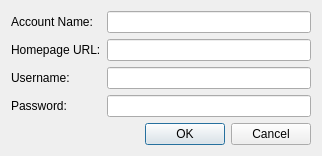
The window that resources/sugarcrm/sugarconfigdialog.ui (KDAB/FatCRM) describes before a commit, drawn with Qt 5.
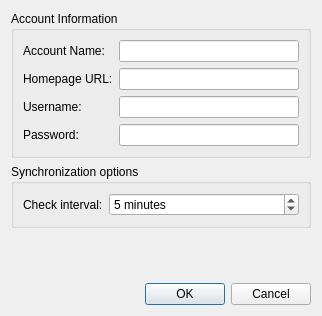
The same window after the commit.

Commit message:
Move sync-interval config to the resource config dialog
(like we do in the IMAP resource)

This de-clutters the GUI a bit, we don't need this per-folder and always-visible.

```diff
--- a/resources/sugarcrm/sugarconfigdialog.ui
+++ b/resources/sugarcrm/sugarconfigdialog.ui
@@ -7,7 +7,7 @@
     <x>0</x>
     <y>0</y>
     <width>322</width>
-    <height>151</height>
+    <height>316</height>
    </rect>
   </property>
   <property name="windowTitle">
@@ -15,6 +15,10 @@
   </property>
   <layout class="QVBoxLayout" name="verticalLayout">
    <item>
+    <widget class="QGroupBox" name="mainGroupBox">
+     <property name="title">
+      <string>Account Information</string>
+     </property>
     <layout class="QFormLayout" name="formLayout">
      <item row="0" column="0">
       <widget class="QLabel" name="label_4">
@@ -61,6 +65,42 @@
       </widget>
      </item>
     </layout>
+    </widget>
+   </item>
+   <item>
+    <widget class="QGroupBox" name="intervalCheckGroupBox">
+     <property name="title">
+      <string>Synchronization options</string>
+     </property>
+     <layout class="QFormLayout" name="formLayout_2">
+      <item row="0" column="0">
+       <widget class="QLabel" name="label_5">
+        <property name="text">
+         <string>Check interval:</string>
+        </property>
+       </widget>
+      </item>
+      <item row="0" column="1">
+       <widget class="QSpinBox" name="checkIntervalSpinbox">
+        <property name="specialValueText">
+         <string>Disabled</string>
+        </property>
+        <property name="suffix">
+         <string> minutes</string>
+        </property>
+        <property name="minimum">
+         <number>4</number>
+        </property>
+        <property name="maximum">
+         <number>1000</number>
+        </property>
+        <property name="value">
+         <number>5</number>
+        </property>
+       </widget>
+      </item>
+     </layout>
+    </widget>
    </item>
    <item>
     <spacer name="verticalSpacer">
```
Lines whose indentation alone changed are shown as unchanged. The commit also changes 7 other files.
